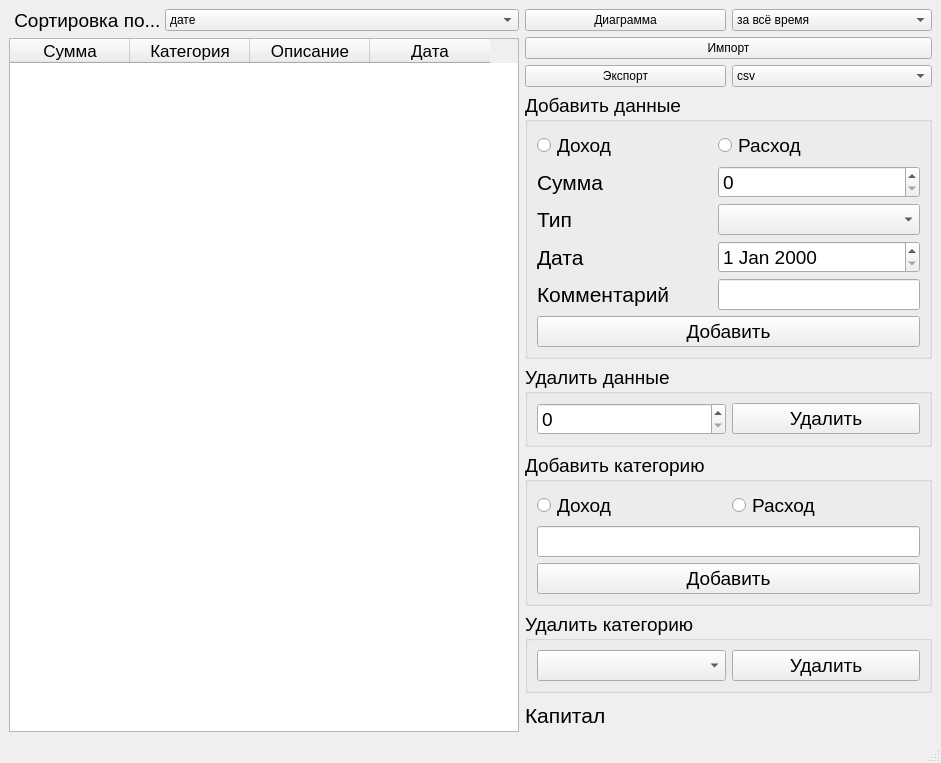
This is MainWindow.ui in Veter-ok/bookkeeping as Qt 5 draws it before an edit. The edited form follows.
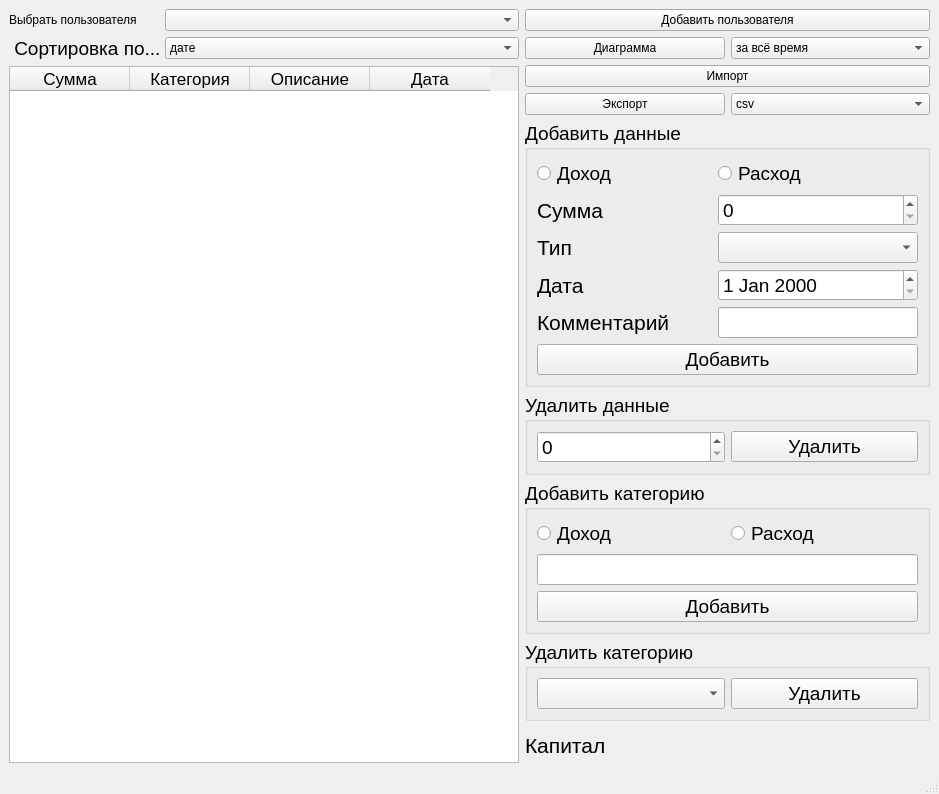
This is the edited form.

Commit message: Now you can add users and switch between them

Diff of the .ui file:
```diff
--- a/MainWindow.ui
+++ b/MainWindow.ui
@@ -6,8 +6,8 @@
    <rect>
     <x>0</x>
     <y>0</y>
-    <width>941</width>
-    <height>763</height>
+    <width>939</width>
+    <height>794</height>
    </rect>
   </property>
   <property name="windowTitle">
@@ -264,46 +264,16 @@
       </item>
      </layout>
     </item>
-    <item row="1" column="0" rowspan="9" colspan="2">
+    <item row="0" column="2">
+     <widget class="QPushButton" name="btnAddUser">
+      <property name="text">
+       <string>Добавить пользователя</string>
+      </property>
+     </widget>
+    </item>
+    <item row="0" column="0" rowspan="10" colspan="2">
      <layout class="QGridLayout" name="gridLayout_4">
-      <item row="0" column="2">
-       <widget class="QComboBox" name="sortBy">
-        <item>
-         <property name="text">
-          <string>дате</string>
-         </property>
-        </item>
-        <item>
-         <property name="text">
-          <string>сумме</string>
-         </property>
-        </item>
-        <item>
-         <property name="text">
-          <string>категории</string>
-         </property>
-        </item>
-       </widget>
-      </item>
-      <item row="0" column="1">
-       <widget class="QLabel" name="label_5">
-        <property name="maximumSize">
-         <size>
-          <width>150</width>
-          <height>16777215</height>
-         </size>
-        </property>
-        <property name="font">
-         <font>
-          <pointsize>14</pointsize>
-         </font>
-        </property>
-        <property name="text">
-         <string> Сортировка по...</string>
-        </property>
-       </widget>
-      </item>
-      <item row="1" column="1" colspan="2">
+      <item row="2" column="1" colspan="2">
        <widget class="QTableWidget" name="tablePayments">
         <property name="sizePolicy">
          <sizepolicy hsizetype="Minimum" vsizetype="Expanding">
@@ -368,6 +338,53 @@
         </column>
        </widget>
       </item>
+      <item row="1" column="2">
+       <widget class="QComboBox" name="sortBy">
+        <item>
+         <property name="text">
+          <string>дате</string>
+         </property>
+        </item>
+        <item>
+         <property name="text">
+          <string>сумме</string>
+         </property>
+        </item>
+        <item>
+         <property name="text">
+          <string>категории</string>
+         </property>
+        </item>
+       </widget>
+      </item>
+      <item row="1" column="1">
+       <widget class="QLabel" name="label_5">
+        <property name="maximumSize">
+         <size>
+          <width>150</width>
+          <height>16777215</height>
+         </size>
+        </property>
+        <property name="font">
+         <font>
+          <pointsize>14</pointsize>
+         </font>
+        </property>
+        <property name="text">
+         <string> Сортировка по...</string>
+        </property>
+       </widget>
+      </item>
+      <item row="0" column="2">
+       <widget class="QComboBox" name="choseUsers"/>
+      </item>
+      <item row="0" column="1">
+       <widget class="QLabel" name="label_6">
+        <property name="text">
+         <string>Выбрать пользователя</string>
+        </property>
+       </widget>
+      </item>
      </layout>
     </item>
     <item row="8" column="2">
```
Left out of the diff: 50 changed lines with no effect on the pictures. The commit also changes 2 other files.
